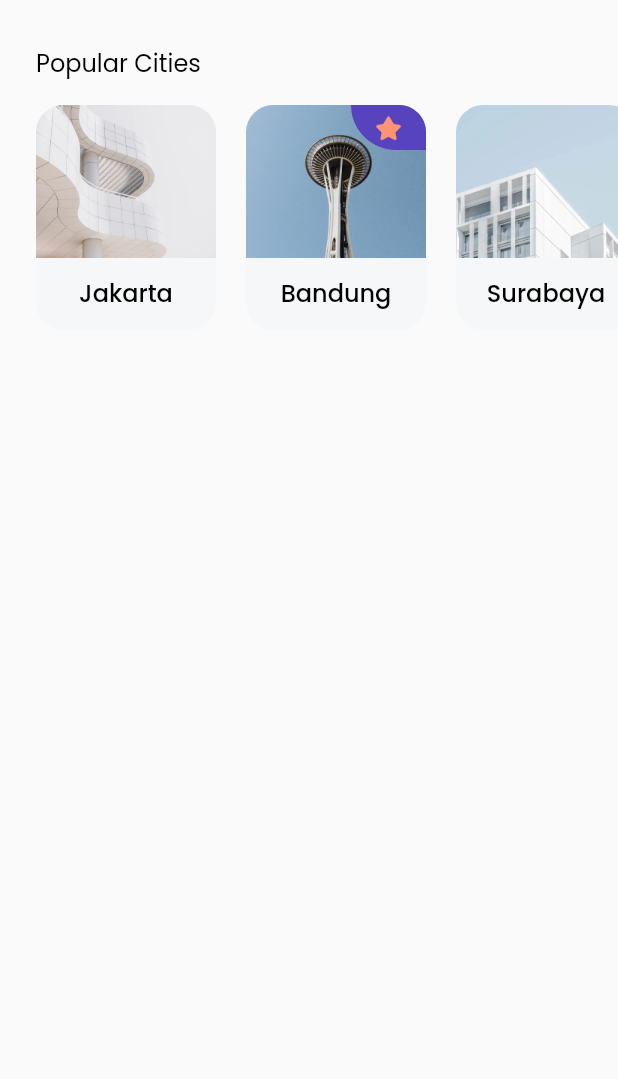
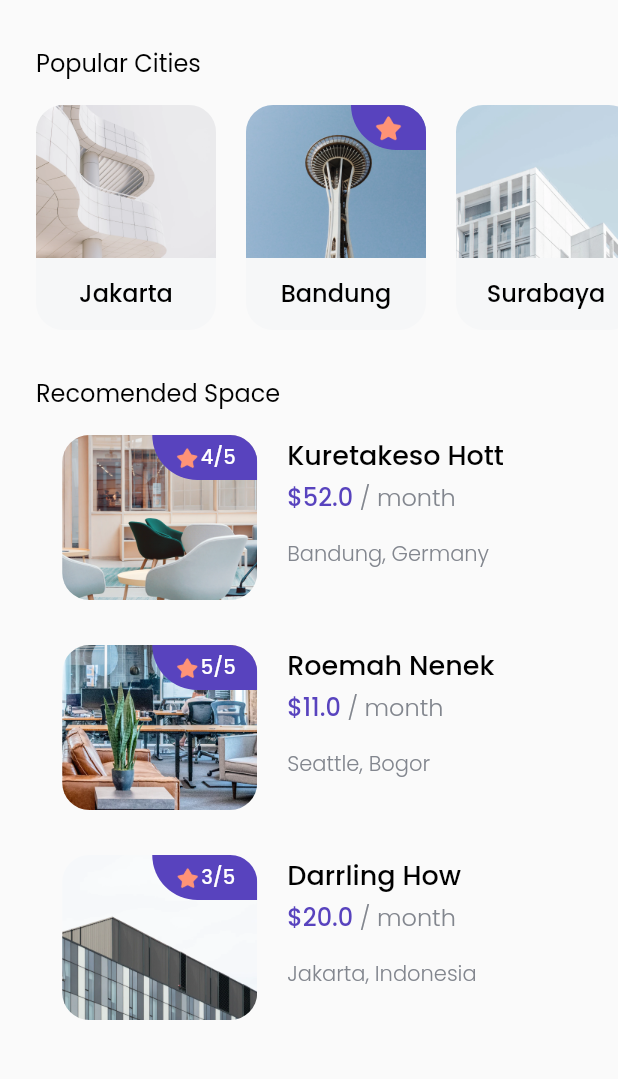
Before and after one commit to RafRizu/cozy, a Flutter app: the screen it shows after launch, after a tap on "Explore Now", on a phone screen of 412 x 824 dp, the part 129-1208 px from its top. Run offline on Flutter 3.47's test engine with Material 3 defaults, Android fonts, the phone set to English and light mode, and no system bars; our stand-ins replace google_fonts; missing offline and left inert: dart:ffi.

Commit message:
update space in home

```diff
--- a/lib/main.dart
+++ b/lib/main.dart
@@ -1,5 +1,6 @@
 import 'package:cozy/pages/splash_page.dart';
 import 'package:flutter/material.dart';
+import 'package:flutter/services.dart';
 
 void main() {
   runApp(const MyApp());
@@ -11,6 +12,10 @@ class MyApp extends StatelessWidget {
   // This widget is the root of your application.
   @override
   Widget build(BuildContext context) {
+    SystemChrome.setEnabledSystemUIMode(
+      SystemUiMode.manual,
+      overlays: [SystemUiOverlay.top],
+    );
     return MaterialApp(
       title: 'Flutter Demo',
       theme: ThemeData(
--- /dev/null
+++ b/lib/models/space.dart
@@ -0,0 +1,21 @@
+import 'dart:ffi';
+
+class Space {
+  int? id;
+  String name;
+  double price;
+  String city;
+  String country;
+  String imageUrl;
+  int? rating;
+
+  Space({
+    this.id,
+    this.name = 'Place',
+    this.price = 1.0,
+    this.city = 'Kota',
+    this.country = 'Negara',
+    this.imageUrl = 'assets/images/space1.png',
+    this.rating,
+  });
+}
--- a/lib/pages/home.dart
+++ b/lib/pages/home.dart
@@ -1,6 +1,8 @@
 import 'package:cozy/models/city.dart';
+import 'package:cozy/models/space.dart';
 import 'package:cozy/theme.dart';
 import 'package:cozy/widgets/city_card.dart';
+import 'package:cozy/widgets/space_card.dart';
 import 'package:flutter/material.dart';
 
 class HomePage extends StatelessWidget {
@@ -9,8 +11,7 @@ class HomePage extends StatelessWidget {
   @override
   Widget build(BuildContext context) {
     return Scaffold(
-      body: SafeArea(
-        child: Padding(
+      body: Padding(
         padding: EdgeInsets.symmetric(vertical: edge),
         child: ListView(
           children: [
@@ -87,8 +88,67 @@ class HomePage extends StatelessWidget {
                 ],
               ),
             ),
+            SizedBox(
+              height: 30,
+            ),
+            Padding(
+              padding: EdgeInsets.only(left: edge),
+              child: Text(
+                'Recomended Space',
+                style: regularTextStyle.copyWith(fontSize: 16),
+              ),
+            ),
+            SizedBox(
+              height: 16,
+            ),
+            Container(
+              width: 329,
+              child: Column(
+                children: [
+                  SpaceCard(
+                    Space(
+                      id: 1,
+                      name: 'Kuretakeso Hott',
+                      rating: 4,
+                      price: 52,
+                      imageUrl: 'assets/images/space1.png',
+                      city: 'Bandung',
+                      country: 'Germany'
+                    ),
+                  ),
+                  SpaceCard(
+                    Space(
+                      id: 2,
+                      name: 'Roemah Nenek',
+                      rating: 5,
+                      price: 11,
+                      imageUrl: 'assets/images/space2.png',
+                      city: 'Seattle',
+                      country: 'Bogor'
+                    ),
+                  ),
+                  SpaceCard(
+                    Space(
+                      id: 3,
+                      name: 'Darrling How',
+                      rating: 3,
+                      price: 20,
+                      imageUrl: 'assets/images/space3.png',
+                      city: 'Jakarta',
+                      country: 'Indonesia'
+                    ),
+                  ),
                 ],
               ),
+            ),
+            SizedBox(height: 30,),
+            Padding(
+              padding: EdgeInsets.only(left:edge),
+              child: Text('Tips & Guidelines',style: regularTextStyle.copyWith(fontSize: 16),),
+            ),
+            SizedBox(height: 16,),
+
+          ],
         ),
       ),
     );
--- /dev/null
+++ b/lib/widgets/space_card.dart
@@ -0,0 +1,104 @@
+import 'package:cozy/models/space.dart';
+import 'package:cozy/theme.dart';
+import 'package:flutter/material.dart';
+
+class SpaceCard extends StatelessWidget {
+  final Space space;
+
+  SpaceCard(this.space);
+  @override
+  Widget build(BuildContext context) {
+    return Column(
+      children: [
+        Container(
+          width: 329,
+          height: 110,
+          child: Row(
+            children: [
+              ClipRRect(
+                borderRadius: BorderRadius.circular(18),
+                child: Stack(
+                  alignment: Alignment.topRight,
+                  children: [
+
+                    Image.asset(
+                      space.imageUrl,
+                      width: 130,
+                      height: 110,
+                      fit: BoxFit.cover,
+                    ),
+                                        Align(
+                      alignment: Alignment.topRight,
+                      child: Container(
+                        width: 70,
+                        height: 30,
+                        decoration: BoxDecoration(
+                          color: purpleColor,
+                          borderRadius: BorderRadius.only(
+                            bottomLeft: Radius.circular(36),
+                          ),
+                        ),
+                        child: Row(
+                          mainAxisAlignment: MainAxisAlignment.center,
+                          children: [
+                            Image.asset(
+                              'assets/images/icon_star.png',
+                              height: 18,
+                              width: 18,
+                            ),
+                            Text(
+                              '${space.rating}/5',
+                              style: whiteTextStyle.copyWith(fontSize: 13),
+                            ),
+                          ],
+                        ),
+                      ),
+                    ),
+                  ],
+                ),
+              ),
+              SizedBox(
+                width: 20,
+              ),
+              Column(
+                crossAxisAlignment: CrossAxisAlignment.start,
+                children: [
+                  Text(
+                    space.name,
+                    style: blackTextStyle.copyWith(fontSize: 18),
+                  ),
+                  SizedBox(
+                    height: 2,
+                  ),
+                  Text.rich(
+                    TextSpan(
+                      children: [
+                        TextSpan(
+                          text: '\$${space.price}',
+                          style: purpleTextStyle.copyWith(fontSize: 16),
+                        ),
+                        TextSpan(
+                          text: ' / month',
+                          style: greyLightTextStyle.copyWith(fontSize: 16),
+                        ),
+                      ],
+                    ),
+                  ),
+                  SizedBox(
+                    height: 16,
+                  ),
+                  Text(
+                    '${space.city}, ${space.country}',
+                    style: greyLightTextStyle.copyWith(fontSize: 14),
+                  ),
+                ],
+              ),
+            ],
+          ),
+
+        ),
+        SizedBox(height: 30,),
+      ],
+    );
+  }
+}
```
Lines whose indentation alone changed are shown as unchanged.
